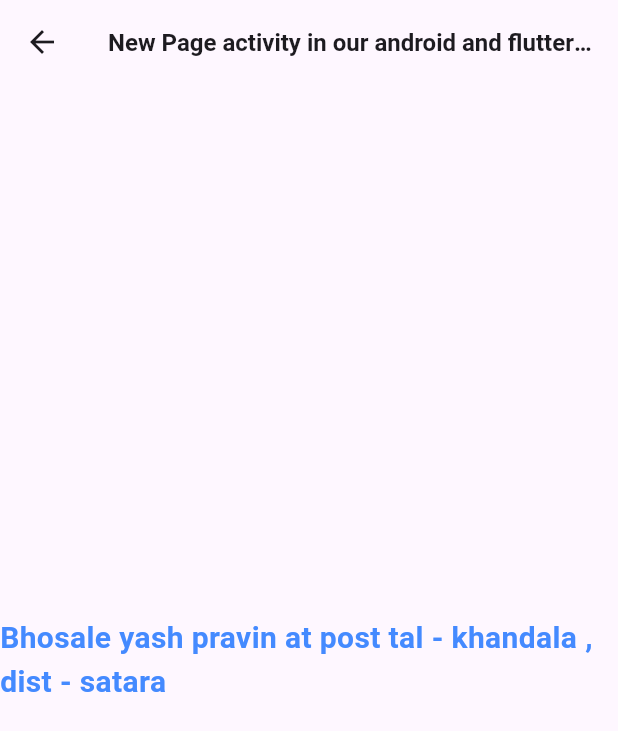
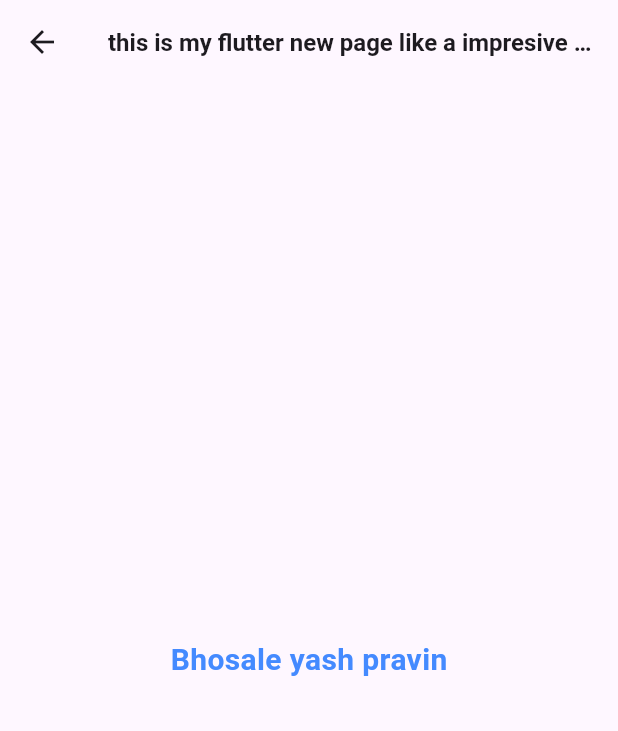
Before and after one commit to Yashbhosale00/splash_demo, a Flutter app: the FirstScreen screen opened directly, on a phone screen of 412 x 824 dp. Shown: the top 731 px of the screen. Run offline on Flutter 3.47's test engine with Material 3 defaults, Android fonts, the phone set to English and light mode, and no system bars; network calls fail.

```diff
--- a/lib/firstscrren.dart
+++ b/lib/firstscrren.dart
@@ -10,7 +10,7 @@ class FirstScreen extends StatelessWidget {
       appBar: AppBar(
         title:
         const Text(
-          'New Page activity in our android and flutter developer application ',
+          'this is my flutter new page like a impresive img',
               semanticsLabel: 'new',
               style: TextStyle(
             fontWeight: FontWeight.bold,
@@ -21,7 +21,7 @@ class FirstScreen extends StatelessWidget {
       body:
       const Center(
        child: Text(
-        'Bhosale yash pravin at post tal - khandala , dist - satara ',
+        'Bhosale yash pravin',
          style: TextStyle(
            fontSize: 20,
            fontWeight: FontWeight.bold,
```
